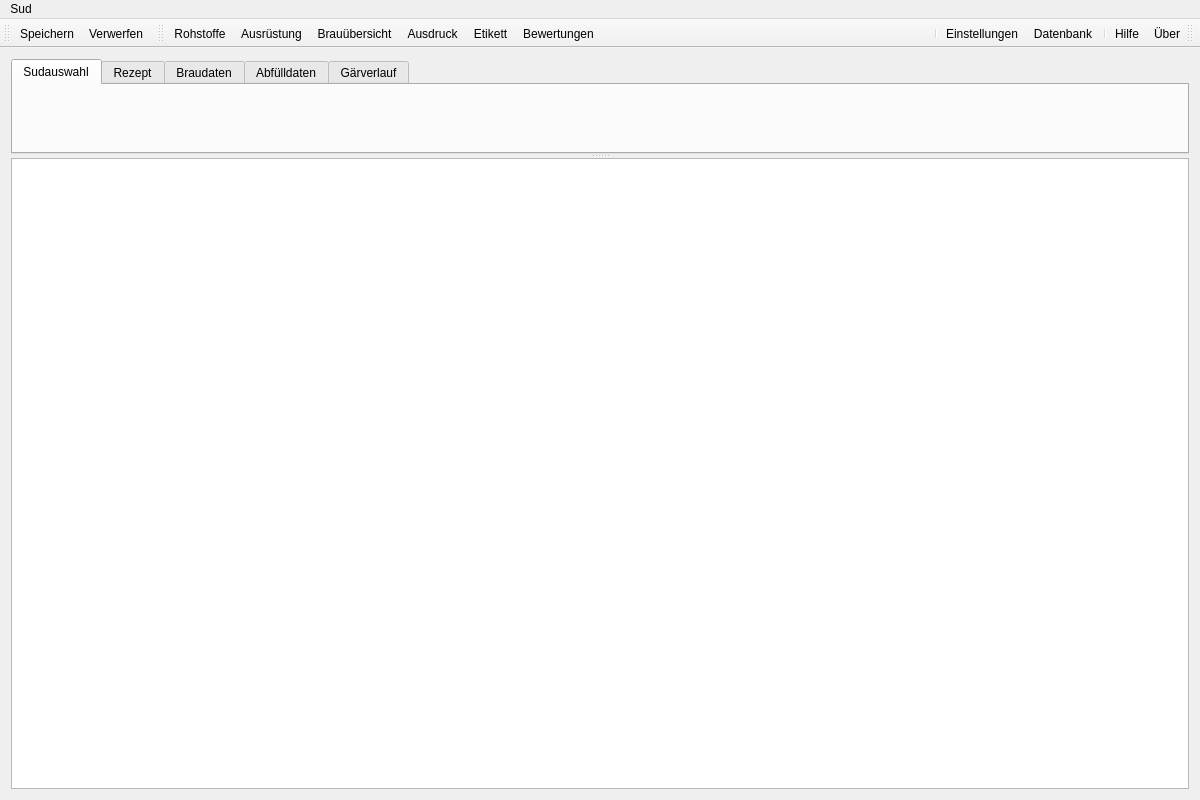
First picture: the form in kleiner-brauhelfer/mainwindow.ui, repository kleiner-brauhelfer/kleiner-brauhelfer-2, before the edit.
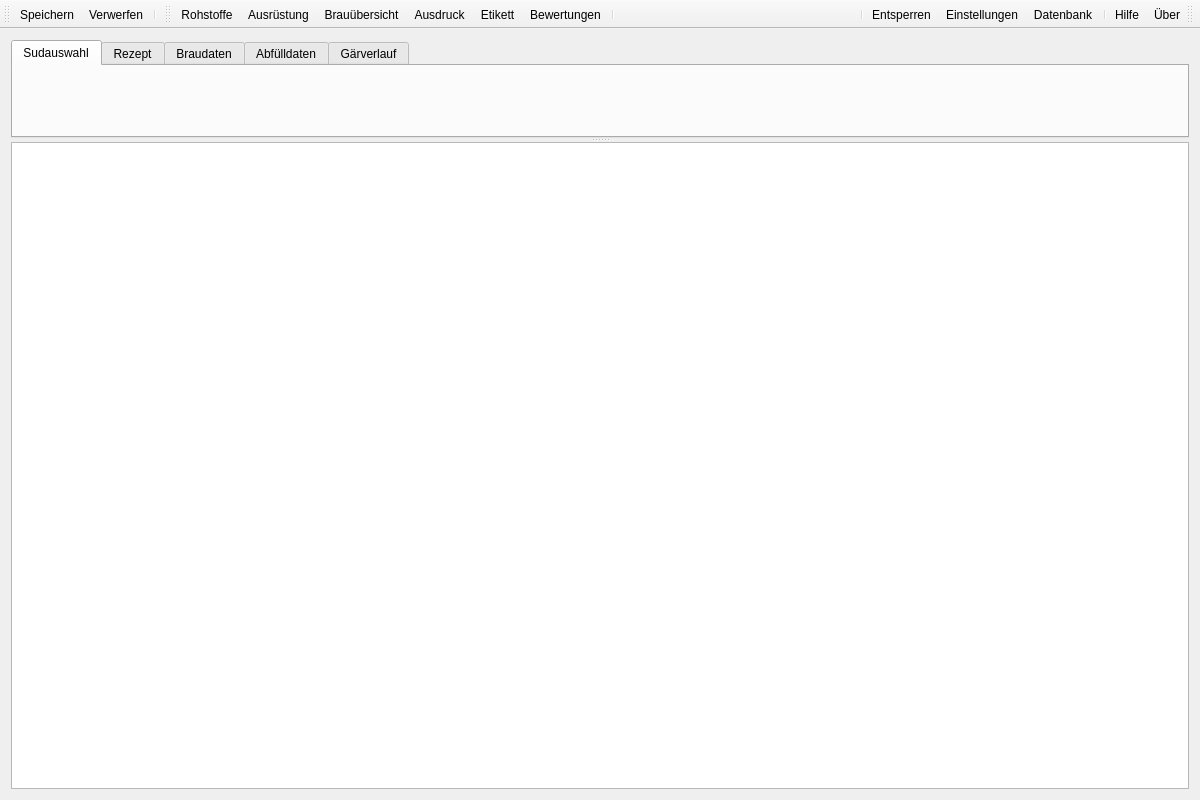
Second picture: the form after the edit. Icons and pictures are not drawn. Custom widgets are drawn as their Qt base class.

What changed in the file:
```diff
--- a/kleiner-brauhelfer/mainwindow.ui
+++ b/kleiner-brauhelfer/mainwindow.ui
@@ -122,18 +122,6 @@
      <height>18</height>
     </rect>
    </property>
-   <widget class="QMenu" name="menuSud">
-    <property name="title">
-     <string>Sud</string>
-    </property>
-    <addaction name="actionSudGebraut"/>
-    <addaction name="actionSudAbgefuellt"/>
-    <addaction name="actionSudVerbraucht"/>
-    <addaction name="separator"/>
-    <addaction name="separator"/>
-    <addaction name="actionEingabefelderEntsperren"/>
-   </widget>
-   <addaction name="menuSud"/>
   </widget>
   <widget class="QToolBar" name="toolBarSave">
    <property name="windowTitle">
@@ -156,6 +144,7 @@
    </attribute>
    <addaction name="actionSpeichern"/>
    <addaction name="actionVerwerfen"/>
+   <addaction name="separator"/>
   </widget>
   <widget class="QToolBar" name="toolBar">
    <property name="windowTitle">
@@ -182,6 +171,7 @@
    <addaction name="actionPrintout"/>
    <addaction name="actionEtikett"/>
    <addaction name="actionBewertungen"/>
+   <addaction name="separator"/>
   </widget>
   <widget class="QToolBar" name="toolBarLeft">
    <property name="windowTitle">
@@ -210,6 +200,7 @@
    <addaction name="separator"/>
    <addaction name="actionDatenbank"/>
    <addaction name="actionSettings"/>
+   <addaction name="actionEingabefelderEntsperren"/>
    <addaction name="separator"/>
   </widget>
   <action name="actionSpeichern">
@@ -268,7 +259,10 @@
     <bool>true</bool>
    </property>
    <property name="text">
-    <string>Eingabefelder entsperren</string>
+    <string>Entsperren</string>
+   </property>
+   <property name="toolTip">
+    <string>Alle Eingabefelder entsperren</string>
    </property>
   </action>
   <action name="actionHilfe">
```
Left out of the diff: 18 changed lines with no effect on the pictures.
